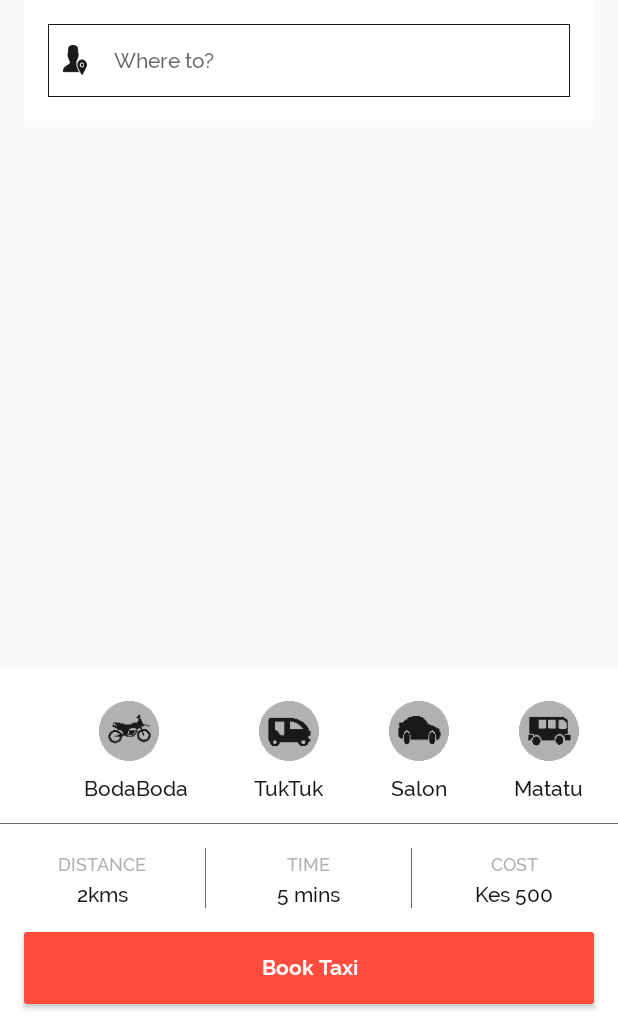
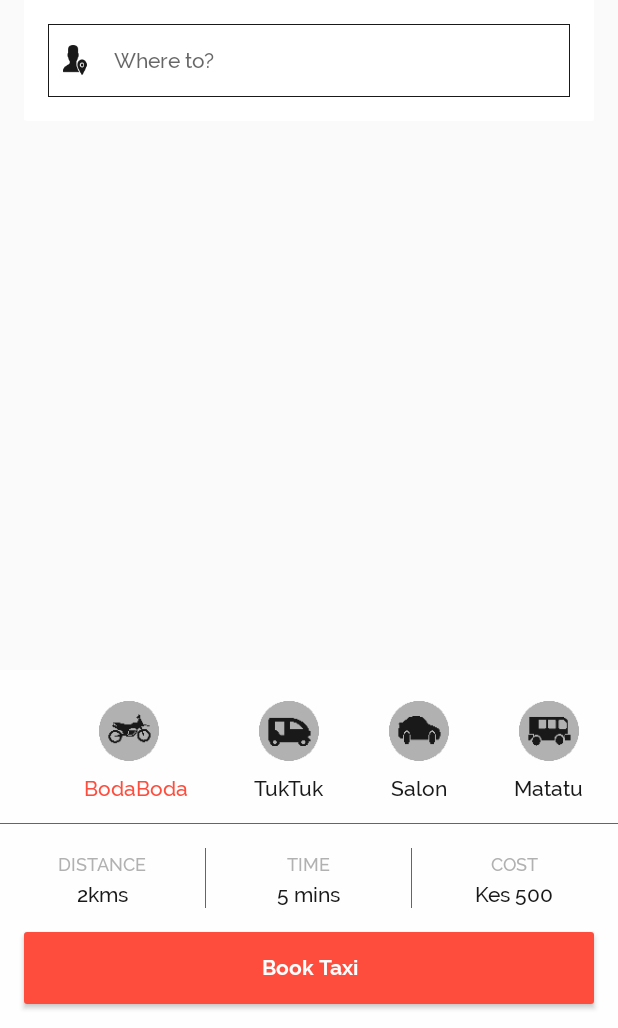
Before and after one commit to MQ9Realper/shadtaxi, an Android app: the DashboardActivity screen opened directly, with no data from a screen before it, on a phone screen of 412 x 824 dp, the part 208-1236 px from its top. Run offline under Robolectric (Android 15) with nearby library versions, the phone set to English and light mode, and no system bars; pictures from the network do not load; 3 statements that could not run were skipped.

Commit message:
Preselect the first item

```diff
--- a/ShadTaxi/app/src/main/java/com/shadtaxi/shadtaxi/adapters/VehicleTypesAdapter.java
+++ b/ShadTaxi/app/src/main/java/com/shadtaxi/shadtaxi/adapters/VehicleTypesAdapter.java
@@ -41,6 +41,7 @@ public class VehicleTypesAdapter extends RecyclerView.Adapter<VehicleTypesAdapte
     public VehicleTypesAdapter(Context context, ArrayList<VehicleType> vehicleTypeArrayList) {
         this.context = context;
         this.vehicleTypeArrayList = vehicleTypeArrayList;
+        this.selectedPositions.add(vehicleTypeArrayList.size() - 1);
     }
 
     @Override
```
